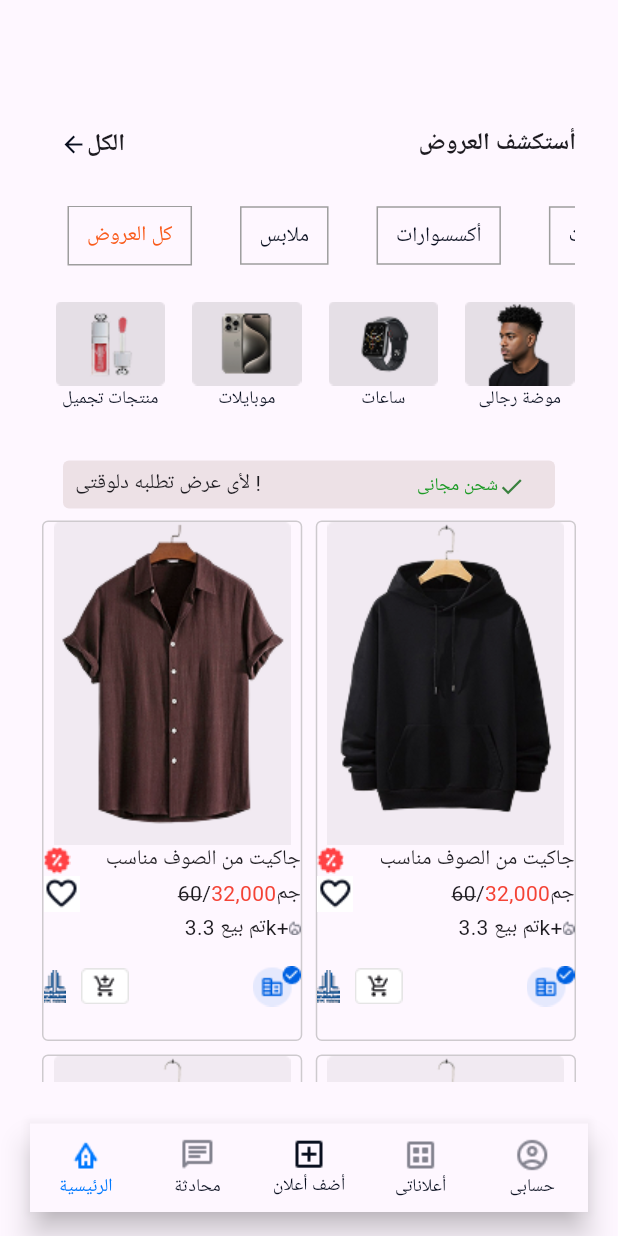
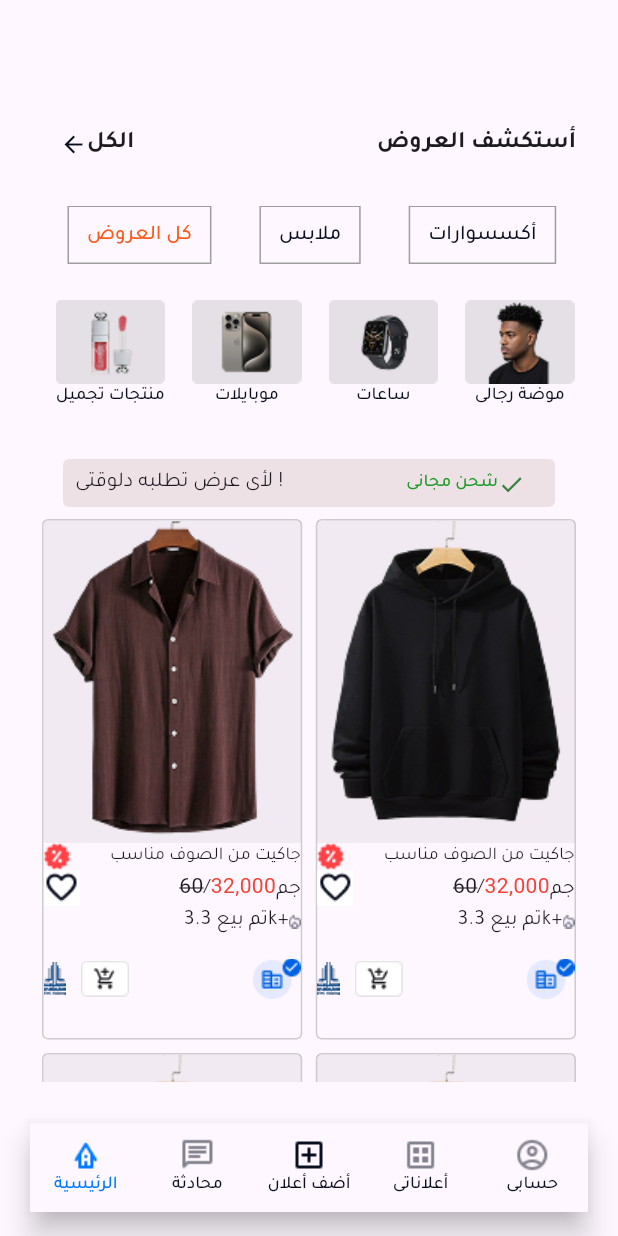
Before and after one commit to saaadgawesh/it_legend_task, a Flutter app: the screen it shows after launch, on a phone screen of 412 x 824 dp. Run offline on Flutter 3.47's test engine with Material 3 defaults, Android fonts, the phone set to English and light mode, and no system bars; our stand-ins replace flutter_bloc, sqflite; accounts and stored records are empty.

Commit message:
RoutingAndFontFamily

```diff
--- /dev/null
+++ b/lib/core/constants/App_Router.dart/routes.dart
@@ -0,0 +1,3 @@
+class Routes {
+  static const String FliterationPageroutName = 'FliterationPage';
+}
--- a/lib/features/widget/ProductItemCard.dart
+++ b/lib/features/widget/ProductItemCard.dart
@@ -2,13 +2,17 @@ import 'package:flutter/material.dart';
 import 'package:it_legend_task/features/Data/models/Product_Model.dart';
 
 class ProductItemCard extends StatelessWidget {
-  const ProductItemCard({super.key, required this.index, required this.product});
-   final ProductModel product;
+  const ProductItemCard({
+    super.key,
+    required this.index,
+    required this.product,
+  });
+  final ProductModel product;
   final int index;
   @override
   Widget build(BuildContext context) {
     return Container(
-      width: 200,
+      width: 210,
       height: 300,
       decoration: BoxDecoration(
         borderRadius: BorderRadius.circular(4),
@@ -17,14 +21,10 @@ class ProductItemCard extends StatelessWidget {
       child: Column(
         children: [
           SizedBox(
-            width: 158,
+            width: 180,
             height: 215,
 
-            child: Image.asset(
-            product.image,
-              fit: BoxFit.cover,
-              width: 180,
-            ),
+            child: Image.asset(product.image, fit: BoxFit.cover, width: 185),
           ),
 
           Row(
@@ -32,8 +32,9 @@ class ProductItemCard extends StatelessWidget {
             children: [
               Image.asset((product.icontitle)),
               Text(
-              product.title,
+                product.title,
                 overflow: TextOverflow.ellipsis,
+                style: TextStyle(fontSize: 12),
               ),
             ],
           ),
@@ -62,10 +63,7 @@ class ProductItemCard extends StatelessWidget {
           Row(
             mainAxisAlignment: MainAxisAlignment.end,
             children: [
-              Text(
-              product.text,
-                overflow: TextOverflow.ellipsis,
-              ),
+              Text(product.text, overflow: TextOverflow.ellipsis),
 
               Image.asset((product.icontext)),
             ],
@@ -80,7 +78,6 @@ class ProductItemCard extends StatelessWidget {
               Image.asset((product.companybadgeicon)),
             ],
           ),
-
         ],
       ),
     );
--- a/lib/main.dart
+++ b/lib/main.dart
@@ -1,6 +1,7 @@
 import 'package:flutter/material.dart';
 import 'package:flutter_bloc/flutter_bloc.dart';
 import 'package:it_legend_task/core/constants/AppTextThem.dart';
+import 'package:it_legend_task/core/constants/App_Router.dart/Generate_route.dart';
 import 'package:it_legend_task/features/Data/Category/category_cubit.dart';
 import 'package:it_legend_task/features/Data/Products/product_cubit.dart';
 import 'package:it_legend_task/features/Data/models/Category_Model.dart';
@@ -59,6 +60,7 @@ class ItLegendTask extends StatelessWidget {
       debugShowCheckedModeBanner: false,
       home: const Navbarscreen(),
       theme: Apptextthem.appTextthem,
+      onGenerateRoute: GenerateRoute.onGenerateRoute,
     );
   }
 }
```
Also changed, not shown: lib/core/constants/App_Router.dart/Generate_route.dart (added, +22 -0 lines), lib/features/view/Tabs/homepage.dart (+3 -5 lines), pubspec.yaml (+13 -2 lines), assets/cars/Cars.png (deleted), assets/fonts/Tajawal-Black.ttf (added), assets/fonts/Tajawal-Bold.ttf (added), assets/fonts/Tajawal-ExtraBold.ttf (added), assets/fonts/Tajawal-ExtraLight.ttf (added), assets/fonts/Tajawal-Light.ttf (added), assets/fonts/Tajawal-Medium.ttf (added), assets/fonts/Tajawal-Regular.ttf (added).
